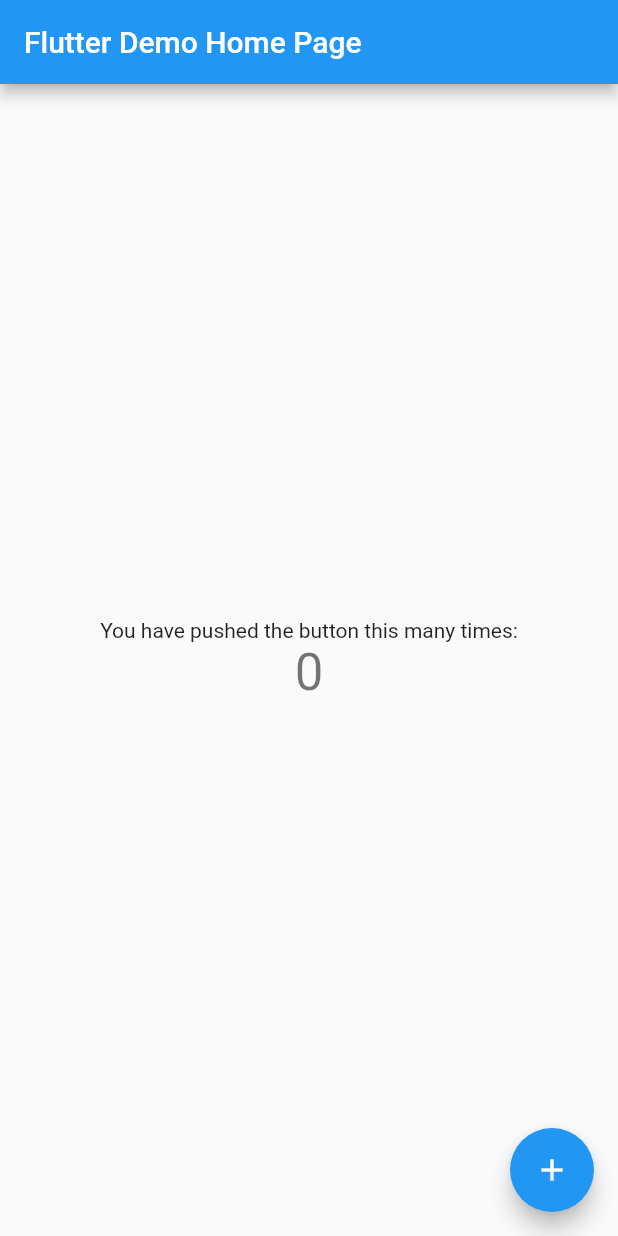
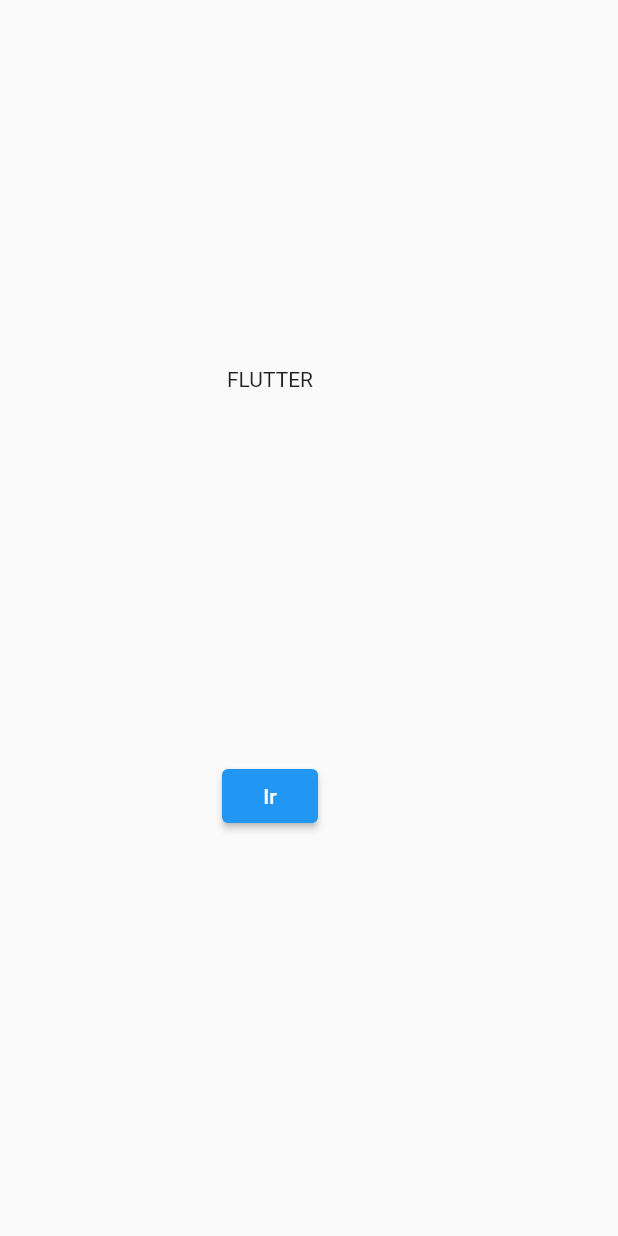
Before and after one commit to cyberfanta/curso_basico_flutter, a Flutter app: the screen it shows after launch, on a phone screen of 412 x 824 dp. Run offline on Flutter 3.47's test engine with Material 2 defaults, Android fonts, the phone set to English and light mode, and no system bars.

Commit message:
Feature (Base Code): Moving base code from old project to this project.

```diff
--- a/lib/main.dart
+++ b/lib/main.dart
@@ -1,115 +1,20 @@
+import 'package:curso_basico_flutter/views/course_1_view.dart';
 import 'package:flutter/material.dart';
 
-void main() {
+Future<void> main() async {
   runApp(const MyApp());
 }
 
 class MyApp extends StatelessWidget {
-  const MyApp({super.key});
+  const MyApp({Key? key}) : super(key: key);
 
-  // This widget is the root of your application.
   @override
   Widget build(BuildContext context) {
     return MaterialApp(
-      title: 'Flutter Demo',
-      theme: ThemeData(
-        // This is the theme of your application.
-        //
-        // Try running your application with "flutter run". You'll see the
-        // application has a blue toolbar. Then, without quitting the app, try
-        // changing the primarySwatch below to Colors.green and then invoke
-        // "hot reload" (press "r" in the console where you ran "flutter run",
-        // or simply save your changes to "hot reload" in a Flutter IDE).
-        // Notice that the counter didn't reset back to zero; the application
-        // is not restarted.
-        primarySwatch: Colors.blue,
-      ),
-      home: const MyHomePage(title: 'Flutter Demo Home Page'),
+      initialRoute: Course1View.routeName,
+      routes: {
+        Course1View.routeName: (context) => const Course1View(),
+      },
     );
   }
 }
-
-class MyHomePage extends StatefulWidget {
-  const MyHomePage({super.key, required this.title});
-
-  // This widget is the home page of your application. It is stateful, meaning
-  // that it has a State object (defined below) that contains fields that affect
-  // how it looks.
-
-  // This class is the configuration for the state. It holds the values (in this
-  // case the title) provided by the parent (in this case the App widget) and
-  // used by the build method of the State. Fields in a Widget subclass are
-  // always marked "final".
-
-  final String title;
-
-  @override
-  State<MyHomePage> createState() => _MyHomePageState();
-}
-
-class _MyHomePageState extends State<MyHomePage> {
-  int _counter = 0;
-
-  void _incrementCounter() {
-    setState(() {
-      // This call to setState tells the Flutter framework that something has
-      // changed in this State, which causes it to rerun the build method below
-      // so that the display can reflect the updated values. If we changed
-      // _counter without calling setState(), then the build method would not be
-      // called again, and so nothing would appear to happen.
-      _counter++;
-    });
-  }
-
-  @override
-  Widget build(BuildContext context) {
-    // This method is rerun every time setState is called, for instance as done
-    // by the _incrementCounter method above.
-    //
-    // The Flutter framework has been optimized to make rerunning build methods
-    // fast, so that you can just rebuild anything that needs updating rather
-    // than having to individually change instances of widgets.
-    return Scaffold(
-      appBar: AppBar(
-        // Here we take the value from the MyHomePage object that was created by
-        // the App.build method, and use it to set our appbar title.
-        title: Text(widget.title),
-      ),
-      body: Center(
-        // Center is a layout widget. It takes a single child and positions it
-        // in the middle of the parent.
-        child: Column(
-          // Column is also a layout widget. It takes a list of children and
-          // arranges them vertically. By default, it sizes itself to fit its
-          // children horizontally, and tries to be as tall as its parent.
-          //
-          // Invoke "debug painting" (press "p" in the console, choose the
-          // "Toggle Debug Paint" action from the Flutter Inspector in Android
-          // Studio, or the "Toggle Debug Paint" command in Visual Studio Code)
-          // to see the wireframe for each widget.
-          //
-          // Column has various properties to control how it sizes itself and
-          // how it positions its children. Here we use mainAxisAlignment to
-          // center the children vertically; the main axis here is the vertical
-          // axis because Columns are vertical (the cross axis would be
-          // horizontal).
-          mainAxisAlignment: MainAxisAlignment.center,
-          children: <Widget>[
-            const Text(
-              'You have pushed the button this many times:',
-            ),
-            Text(
-              '$_counter',
-              style: Theme.of(context).textTheme.headlineMedium,
-            ),
-          ],
-        ),
-      ),
-      floatingActionButton: FloatingActionButton(
-        onPressed: _incrementCounter,
-        tooltip: 'Increment',
-        child: const Icon(Icons.add),
-      ), // This trailing comma makes auto-formatting nicer for build methods.
-    );
-  }
-}
--- /dev/null
+++ b/lib/views/course_1_view.dart
@@ -0,0 +1,42 @@
+import 'package:flutter/material.dart';
+
+class Course1View extends StatefulWidget {
+  const Course1View({Key? key}) : super(key: key);
+
+  static const routeName = '/Course1View';
+
+  @override
+  Course1ViewState createState() => Course1ViewState();
+}
+
+class Course1ViewState extends State<Course1View> {
+  @override
+  Widget build(BuildContext context) {
+    return Scaffold(
+      body: Container(
+        width: 360,
+        height: 800,
+        child: Stack(
+          children: [
+            //Image de Fondo
+            Container(
+              width: 360,
+              height: 800,
+              alignment: Alignment.center,
+              child: Column(
+                mainAxisAlignment: MainAxisAlignment.spaceEvenly,
+                children: [
+                  const Text("FLUTTER"),
+                  ElevatedButton(
+                    onPressed: () {},
+                    child: const Text("Ir"),
+                  )
+                ],
+              ),
+            ),
+          ],
+        ),
+      ),
+    );
+  }
+}
```
